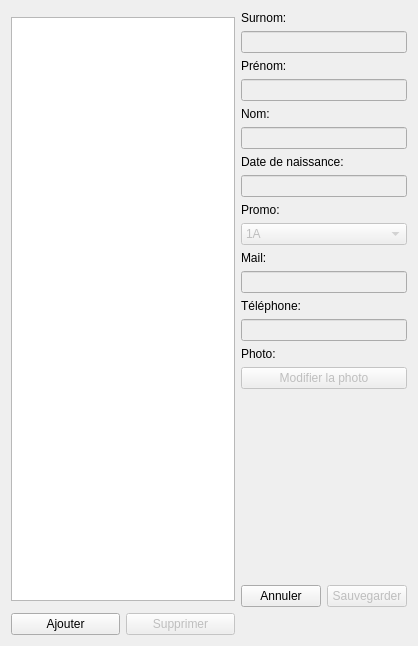
First picture: the form in application/ui/notes_management_window.ui, repository nils-van-zuijlen/Enibar, before the edit.
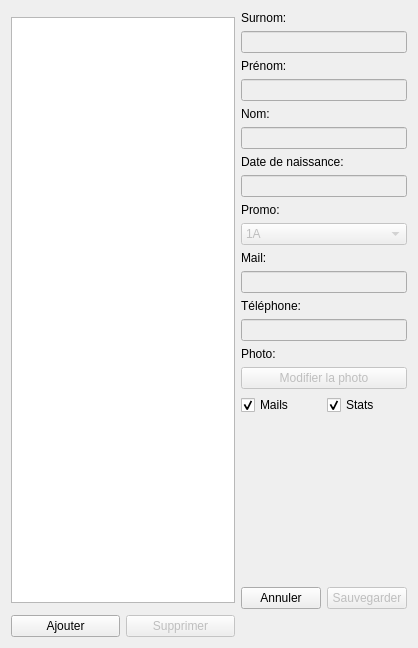
Second picture: the form after the edit. Custom widgets are drawn as their Qt base class.

Commit message: Add 2 new note fields.

Diff of the .ui file:
```diff
--- a/application/ui/notes_management_window.ui
+++ b/application/ui/notes_management_window.ui
@@ -282,6 +282,42 @@
        </property>
       </widget>
      </item>
+     <item row="24" column="0">
+      <widget class="QCheckBox" name="mails_checkbox">
+       <property name="text">
+        <string>Mails</string>
+       </property>
+       <property name="checked">
+        <bool>true</bool>
+       </property>
+      </widget>
+     </item>
+     <item row="25" column="0" colspan="2">
+      <widget class="QLabel" name="photo">
+       <property name="minimumSize">
+        <size>
+         <width>120</width>
+         <height>160</height>
+        </size>
+       </property>
+       <property name="text">
+        <string/>
+       </property>
+       <property name="alignment">
+        <set>Qt::AlignCenter</set>
+       </property>
+      </widget>
+     </item>
+     <item row="24" column="1" colspan="2">
+      <widget class="QCheckBox" name="stats_checkbox">
+       <property name="text">
+        <string>Stats</string>
+       </property>
+       <property name="checked">
+        <bool>true</bool>
+       </property>
+      </widget>
+     </item>
     </layout>
    </item>
   </layout>
```
Left out of the diff: 30 changed lines with no effect on the pictures. The commit also changes 11 other files.
